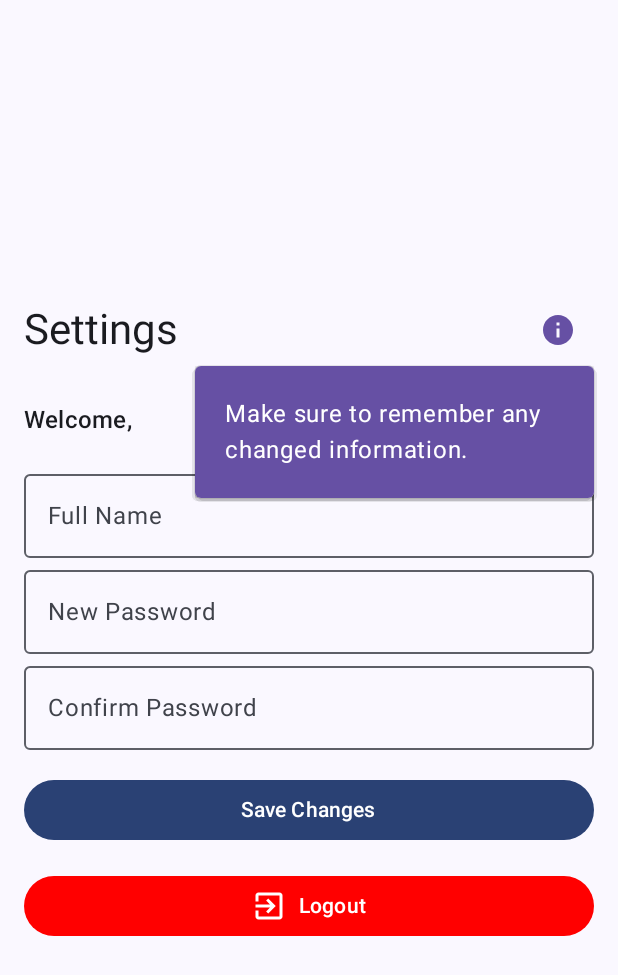
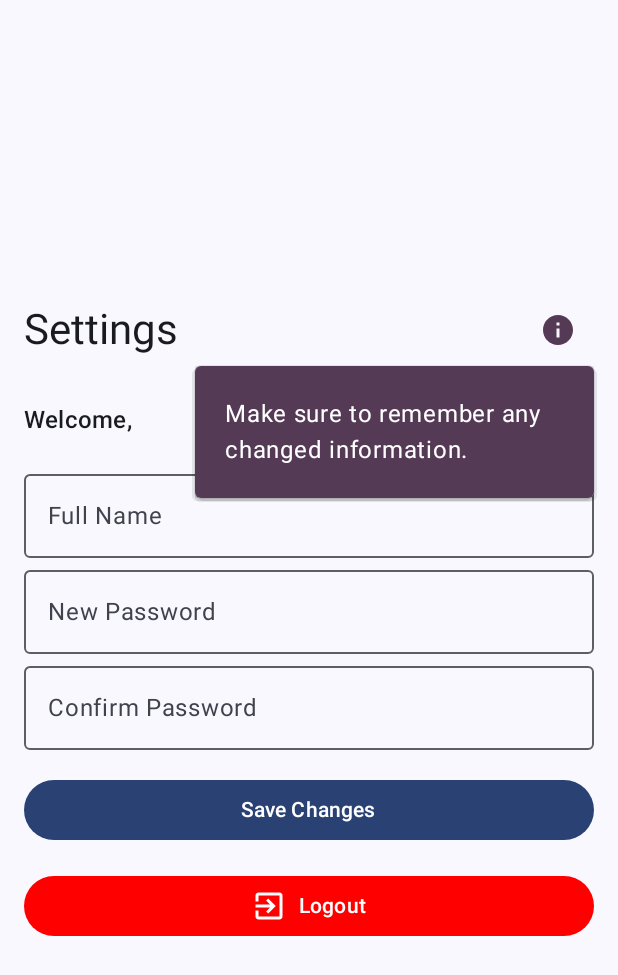
Before and after one commit to yazdanafra/ChatRoom, an Android app built with Jetpack Compose: the SettingsScreen screen opened through its navigation route, after a tap on "Info", on a phone screen of 412 x 824 dp. Shown: the top 975 px of the screen. Run offline under Robolectric (Android 15) with nearby library versions, the light colour scheme and no system bars; our stand-ins replace Dagger/Hilt's generated code, Firebase (no records; nobody signed in at launch, a user with empty details on screens opened directly), Timber; libraries missing offline, so code that uses them is left out: com.permissionx.guolindev, com.zegocloud.uikit, im.zego.zim; 9 statements that could not run were skipped.

Commit message:
changing colors

```diff
--- a/app/src/main/java/com/g2/chatroom/feature/auth/setting/SettingsScreen.kt
+++ b/app/src/main/java/com/g2/chatroom/feature/auth/setting/SettingsScreen.kt
@@ -72,7 +72,7 @@ fun SettingsScreen(navController: NavController) {
                         Icon(
                             imageVector = Icons.Default.Info,
                             contentDescription = "Info",
-                            tint = Color(0xFF6650a4)
+                            tint = MaterialTheme.colorScheme.tertiary
                         )
                     }
 
@@ -80,7 +80,7 @@ fun SettingsScreen(navController: NavController) {
                         expanded = expanded,
                         onDismissRequest = { expanded = false },
                         modifier = Modifier
-                            .background(Color(0xFF6650a4))
+                            .background(MaterialTheme.colorScheme.tertiary)
                             .padding(horizontal = 8.dp)
                             .widthIn(min = 180.dp, max = 250.dp)
                     ) {
--- a/app/src/main/java/com/g2/chatroom/feature/home/HomeScreen.kt
+++ b/app/src/main/java/com/g2/chatroom/feature/home/HomeScreen.kt
@@ -26,6 +26,7 @@ import androidx.compose.material3.DropdownMenuItem
 import androidx.compose.material3.ExperimentalMaterial3Api
 import androidx.compose.material3.Icon
 import androidx.compose.material3.IconButton
+import androidx.compose.material3.MaterialTheme
 import androidx.compose.material3.ModalBottomSheet
 import androidx.compose.material3.Scaffold
 import androidx.compose.material3.Text
@@ -86,7 +87,7 @@ fun HomeScreen(navController: NavController) {
                 modifier = Modifier
                     .padding(16.dp)
                     .clip(RoundedCornerShape(16.dp))
-                    .background(Color(0xFF239BFC))
+                    .background(MaterialTheme.colorScheme.secondary)
                     .clickable {
                         addChannel.value = true
                     }) {
@@ -142,13 +143,13 @@ fun HomeScreen(navController: NavController) {
                             .clip(RoundedCornerShape(40.dp)),
                         textStyle = TextStyle(color = Color.LightGray),
                         colors = TextFieldDefaults.colors().copy(
-                            focusedContainerColor = Color(0xFF1F8793),
-                            unfocusedContainerColor = Color(0xFF1F8793),
-                            focusedTextColor = Color.White,
-                            unfocusedTextColor = Color.White,
-                            focusedPlaceholderColor = Color.White,
-                            unfocusedPlaceholderColor = Color.White,
-                            focusedIndicatorColor = Color.White
+                            focusedContainerColor = MaterialTheme.colorScheme.primary,
+                            unfocusedContainerColor = MaterialTheme.colorScheme.primary,
+                            focusedTextColor = MaterialTheme.colorScheme.onPrimary,
+                            unfocusedTextColor = MaterialTheme.colorScheme.onPrimary,
+                            focusedPlaceholderColor = MaterialTheme.colorScheme.onPrimary,
+                            unfocusedPlaceholderColor = MaterialTheme.colorScheme.onPrimary,
+                            focusedIndicatorColor = MaterialTheme.colorScheme.onPrimary
                         ),
                         trailingIcon = {
                             Icon(
@@ -261,7 +262,7 @@ fun ChannelItem(
         modifier = modifier
             .fillMaxWidth()
             .clip(shape)
-            .background(Color(0xFF1F8793))
+            .background(MaterialTheme.colorScheme.primary)
     ) {
         Row(
             modifier = Modifier
@@ -276,7 +277,7 @@ fun ChannelItem(
                     .padding(8.dp)
                     .size(70.dp)
                     .clip(CircleShape)
-                    .background(Color.Yellow.copy(alpha = 0.3f))
+                    .background(MaterialTheme.colorScheme.tertiary.copy(alpha = 0.3f))
             ) {
                 Text(
                     text = channelName[0].uppercase(),
@@ -310,7 +311,7 @@ fun ChannelItem(
             ) {
                 // Only show "Leave the channel" option
                 DropdownMenuItem(
-                    text = { Text("Leave the channel") },
+                    text = { Text("Leave channel") },
                     onClick = {
                         onLeave(channelId)
                         showMenu.value = false
```
Also changed, not shown: app/src/main/java/com/g2/chatroom/feature/chat/ChatScreen.kt (+9 -9 lines).
